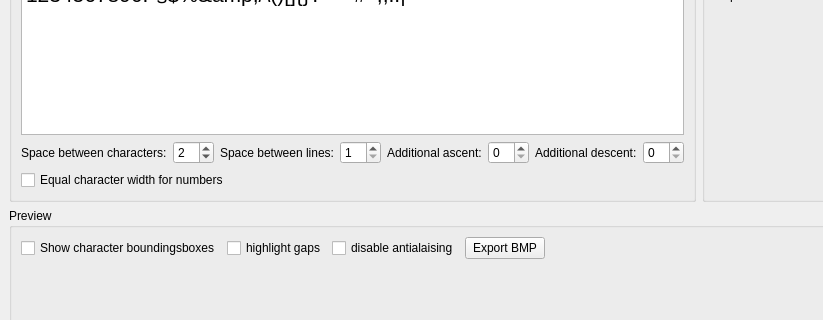
Before: the Qt Designer form mainwindow.ui in ma7t3/OmsiFontGenerator, drawn with Qt 5; both pictures show x 0 to 823 and y 130 to 450 of the 1350 by 700 pixel window.
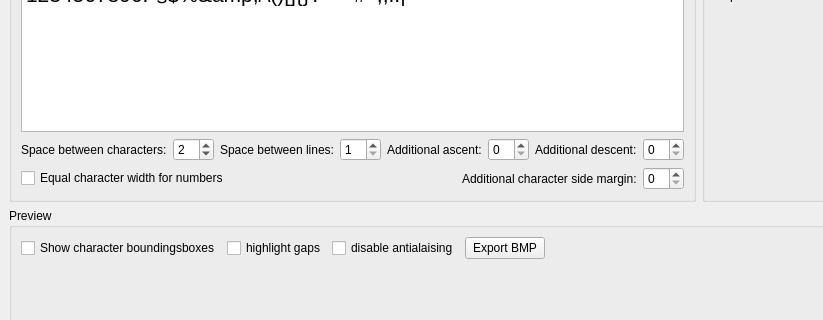
After: the same form once the commit is applied. Custom widgets are drawn as their Qt base class.

Commit message:
Additional side margin for all characters
fix #2

Patch:
```diff
--- a/mainwindow.ui
+++ b/mainwindow.ui
@@ -76,6 +76,19 @@
              </property>
             </widget>
            </item>
+           <item>
+            <spacer name="horizontalSpacer_5">
+             <property name="orientation">
+              <enum>Qt::Orientation::Horizontal</enum>
+             </property>
+             <property name="sizeHint" stdset="0">
+              <size>
+               <width>40</width>
+               <height>20</height>
+              </size>
+             </property>
+            </spacer>
+           </item>
            <item>
             <widget class="QLabel" name="label_3">
              <property name="text">
@@ -96,27 +109,41 @@
            <item>
             <widget class="QSpinBox" name="sbExtraDescent"/>
            </item>
-           <item>
-            <spacer name="horizontalSpacer">
-             <property name="orientation">
-              <enum>Qt::Orientation::Horizontal</enum>
-             </property>
-             <property name="sizeHint" stdset="0">
-              <size>
-               <width>40</width>
-               <height>20</height>
-              </size>
-             </property>
-            </spacer>
-           </item>
           </layout>
          </item>
          <item>
-          <widget class="QCheckBox" name="cbEqualNumberWidth">
-           <property name="text">
-            <string>Equal character width for numbers</string>
-           </property>
-          </widget>
+          <layout class="QHBoxLayout" name="horizontalLayout_6">
+           <item>
+            <widget class="QCheckBox" name="cbEqualNumberWidth">
+             <property name="text">
+              <string>Equal character width for numbers</string>
+             </property>
+            </widget>
+           </item>
+           <item>
+            <spacer name="horizontalSpacer_4">
+             <property name="orientation">
+              <enum>Qt::Orientation::Horizontal</enum>
+             </property>
+             <property name="sizeHint" stdset="0">
+              <size>
+               <width>40</width>
+               <height>20</height>
+              </size>
+             </property>
+            </spacer>
+           </item>
+           <item>
+            <widget class="QLabel" name="label_5">
+             <property name="text">
+              <string>Additional character side margin:</string>
+             </property>
+            </widget>
+           </item>
+           <item>
+            <widget class="QSpinBox" name="sbExtraSidemargin"/>
+           </item>
+          </layout>
          </item>
         </layout>
        </widget>
```
The commit also changes 1 other file.
